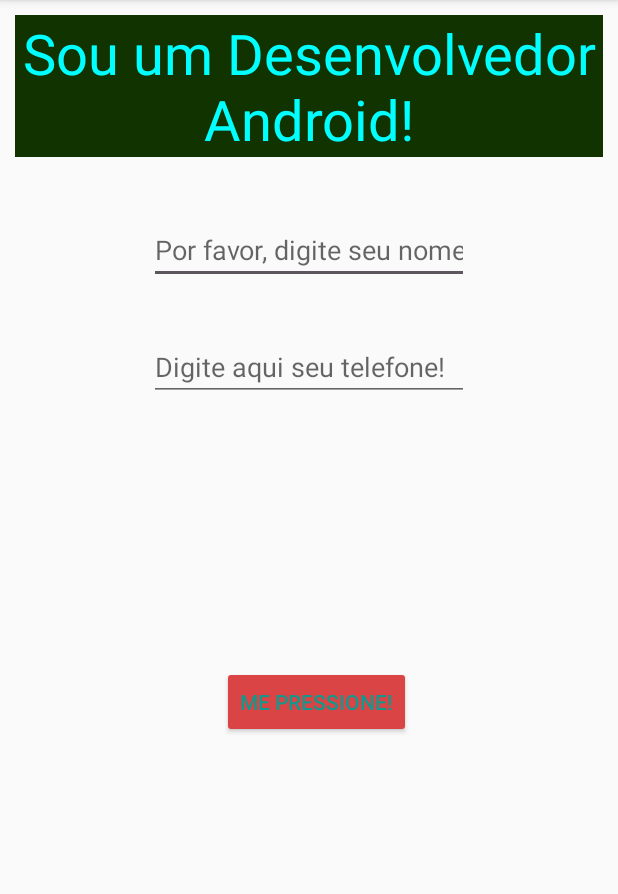
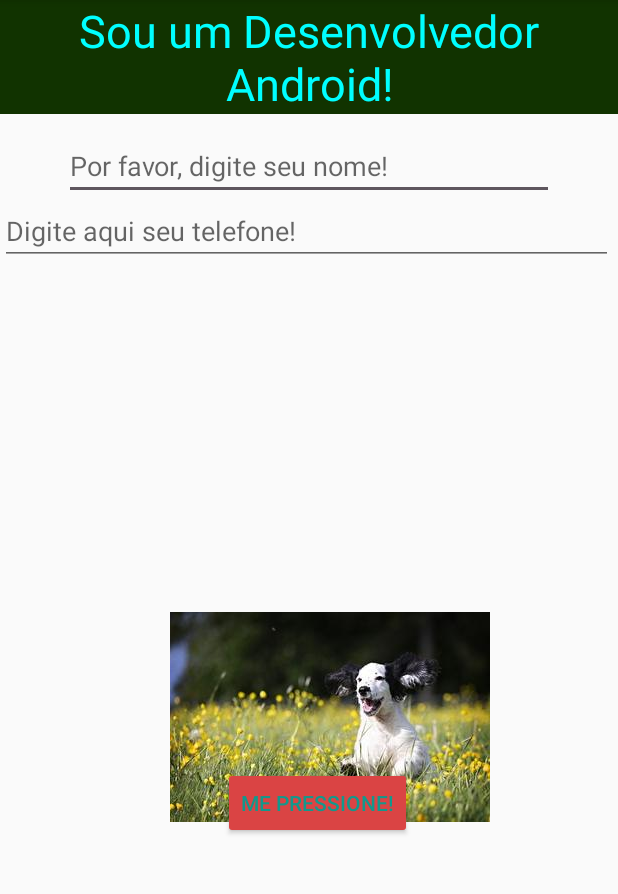
Before and after one commit to ViniciusNemTrindade/AndroidCurso, an Android app: the screen it shows after launch (MainActivity), after a tap on "ME PRESSIONE!", on a phone screen of 412 x 824 dp, the part 84-978 px from its top. Run offline under Robolectric (Android 15) with nearby library versions, the phone set to English and light mode, and no system bars.

Commit message:
Manipulação de imagens

```diff
--- a/HelloWorldApp/app/src/main/java/com/vinicius/helloworldapp/MainActivity.java
+++ b/HelloWorldApp/app/src/main/java/com/vinicius/helloworldapp/MainActivity.java
@@ -6,29 +6,43 @@ import android.os.Bundle;
 import android.util.Log;
 import android.view.View;
 import android.widget.EditText;
+import android.widget.ImageView;
 import android.widget.TextView;
 import android.widget.Toast;
 
 public class MainActivity extends AppCompatActivity {
 
-
+ Boolean flag = false;
     public void btnPressionar(View buttonView ) {
 
         // int resultado = 5 * 3;
         // Log.i("Operacao: ", resultado + "");
 //         TextView texto = findViewById(R.id.texto);
         // Log.i("TAG", texto.getText().toString());
-        EditText edtNome = findViewById(R.id.editeTexto);
+//        EditText edtNome = findViewById(R.id.editeTexto);
 //        Log.i("NOME: ", edtNome.getText().toString());
 
-        EditText edtNumTelefone = findViewById(R.id.editeTelefone);
+//        EditText edtNumTelefone = findViewById(R.id.editeTelefone);
 //        Log.i("NÚMERO: ", edtNumTelefone.getText().toString());
 //        Toast.makeText(MainActivity.this, texto.getText().toString(), Toast.LENGTH_LONG).show();
 
-        Toast.makeText(MainActivity.this, "Seu nome eh: "+ edtNome.getText().toString() + "\n"
-                + "Seu telefone eh: " + edtNumTelefone.getText().toString(), Toast.LENGTH_LONG).show();
+//        Toast.makeText(MainActivity.this, "Seu nome eh: "+ edtNome.getText().toString() + "\n"
+//                + "Seu telefone eh: " + edtNumTelefone.getText().toString(), Toast.LENGTH_LONG).show();
 
-    }
+
+            ImageView imgView = (ImageView)findViewById(R.id.imageChange);
+            //use flag to change image
+            if(flag==false)
+            {
+                imgView.setImageResource(R.drawable.pup);
+                flag=true;
+            }
+            else
+            {
+                imgView.setImageResource(R.drawable.venice);
+                flag=false;
+            }
+        }
 
     @Override
     protected void onCreate(Bundle savedInstanceState) {
--- /dev/null
+++ b/HelloWorldApp/app/src/main/res/drawable/fitness.xml
@@ -0,0 +1,5 @@
+<vector android:autoMirrored="true" android:height="24dp"
+    android:tint="?attr/colorControlNormal" android:viewportHeight="24"
+    android:viewportWidth="24" android:width="24dp" xmlns:android="http://schemas.android.com/apk/res/android">
+    <path android:fillColor="@android:color/white" android:pathData="M20.57,14.86L22,13.43 20.57,12 17,15.57 8.43,7 12,3.43 10.57,2 9.14,3.43 7.71,2 5.57,4.14 4.14,2.71 2.71,4.14l1.43,1.43L2,7.71l1.43,1.43L2,10.57 3.43,12 7,8.43 15.57,17 12,20.57 13.43,22l1.43,-1.43L16.29,22l2.14,-2.14 1.43,1.43 1.43,-1.43 -1.43,-1.43L22,16.29z"/>
+</vector>
--- a/HelloWorldApp/app/src/main/res/layout/activity_main.xml
+++ b/HelloWorldApp/app/src/main/res/layout/activity_main.xml
@@ -10,14 +10,13 @@
 
     <TextView
         android:id="@+id/texto"
-        android:layout_width="wrap_content"
+        android:layout_width="match_parent"
         android:layout_height="wrap_content"
-        android:layout_margin="10dp"
         android:background="#113300"
         android:gravity="center"
         android:text="Sou um Desenvolvedor Android!"
         android:textColor="#00ffff"
-        android:textSize="37sp" />
+        android:textSize="30sp" />
 
     <Button
         android:id="@+id/button3"
@@ -26,8 +25,8 @@
         android:layout_alignParentTop="true"
         android:layout_alignParentEnd="true"
         android:layout_centerHorizontal="true"
-        android:layout_marginTop="444dp"
-        android:layout_marginEnd="138dp"
+        android:layout_marginTop="511dp"
+        android:layout_marginEnd="137dp"
         android:backgroundTint="#DA4444"
         android:onClick="btnPressionar"
         android:text="Me pressione!"
@@ -36,12 +35,12 @@
 
     <EditText
         android:id="@+id/editeTexto"
-        android:layout_width="wrap_content"
+        android:layout_width="match_parent"
         android:layout_height="wrap_content"
-        android:layout_alignParentTop="false"
+        android:layout_alignParentTop="true"
         android:layout_alignParentEnd="false"
-        android:layout_centerHorizontal="true"
-        android:layout_marginTop="144dp"
+        android:layout_centerInParent="true"
+        android:layout_marginTop="88dp"
         android:layout_marginEnd="85dp"
         android:ems="10"
         android:hint="Por favor, digite seu nome!"
@@ -49,14 +48,29 @@
 
     <EditText
         android:id="@+id/editeTelefone"
-        android:layout_width="wrap_content"
+        android:layout_width="match_parent"
         android:layout_height="wrap_content"
         android:layout_alignParentTop="true"
+        android:layout_alignParentEnd="true"
         android:layout_centerHorizontal="true"
-        android:layout_marginTop="222dp"
+        android:layout_marginTop="131dp"
+        android:layout_marginEnd="3dp"
         android:ems="10"
         android:hint="Digite aqui seu telefone!"
         android:inputType="phone" />
 
+    <ImageView
+        android:id="@+id/imageChange"
+        android:layout_width="match_parent"
+        android:layout_height="wrap_content"
+        android:layout_alignParentStart="true"
+        android:layout_alignParentEnd="true"
+        android:layout_alignParentBottom="true"
+        android:layout_centerInParent="true"
+        android:layout_marginStart="22dp"
+        android:layout_marginEnd="-6dp"
+        android:layout_marginBottom="220dp"
+        android:scaleType="center"
+        android:src="@drawable/pup" />
 
 </RelativeLayout>
```
Also changed, not shown: HelloWorldApp/app/src/main/res/drawable-hdpi/pup.jpg (added), HelloWorldApp/app/src/main/res/drawable-hdpi/venice.jpg (added), HelloWorldApp/app/src/main/res/drawable-ldpi/pup.jpg (added), HelloWorldApp/app/src/main/res/drawable-ldpi/venice.jpg (added), HelloWorldApp/app/src/main/res/drawable-mdpi/pup.jpg (added), HelloWorldApp/app/src/main/res/drawable-mdpi/venice.jpg (added), HelloWorldApp/app/src/main/res/drawable-xhdpi/pup.jpg (added), HelloWorldApp/app/src/main/res/drawable-xhdpi/venice.jpg (added), HelloWorldApp/app/src/main/res/drawable-xxhdpi/pup.jpg (added), HelloWorldApp/app/src/main/res/drawable-xxhdpi/venice.jpg (added), HelloWorldApp/app/src/main/res/drawable-xxxhdpi/pup.jpg (added), HelloWorldApp/app/src/main/res/drawable-xxxhdpi/venice.jpg (added).
